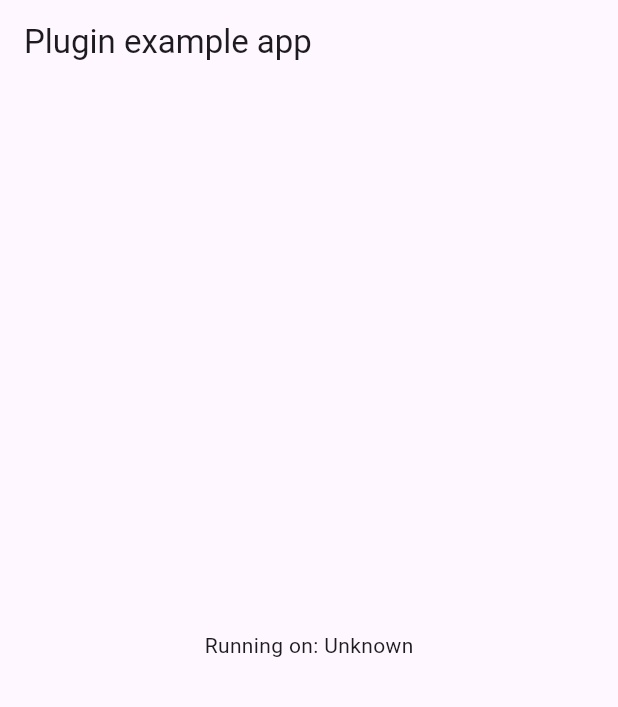
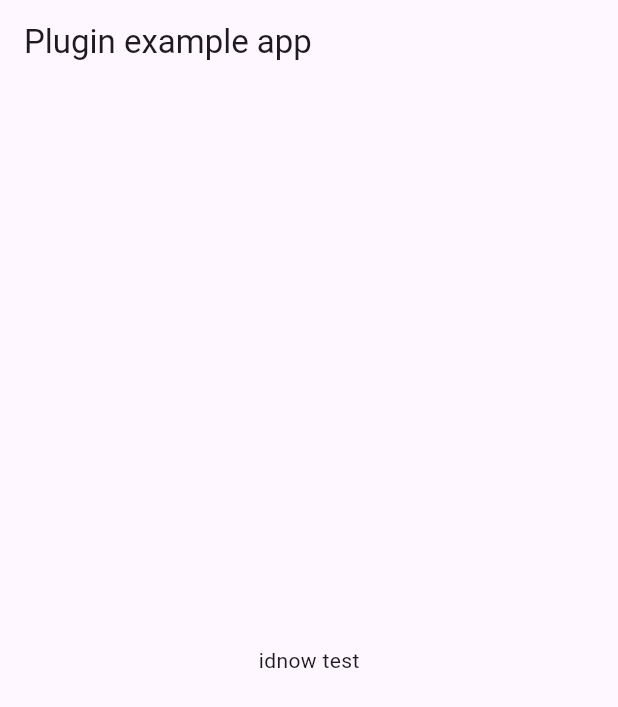
Before and after one commit to gogetsu4024/flutter_idnow, a Flutter app: the screen it shows after launch, on a phone screen of 412 x 824 dp. Shown: the top 707 px of the screen. Run offline on Flutter 3.47's test engine with Material 3 defaults, Android fonts, the light colour scheme and no system bars; our stand-ins replace plugin_platform_interface.

Commit message:
dart analysis cleanup

```diff
--- a/example/lib/main.dart
+++ b/example/lib/main.dart
@@ -1,3 +1,4 @@
+import 'package:flutter/foundation.dart';
 import 'package:flutter/material.dart';
 import 'dart:async';
 
@@ -16,8 +17,6 @@ class MyApp extends StatefulWidget {
 }
 
 class _MyAppState extends State<MyApp> {
-  final _platformVersion = 'Unknown';
-  final _flutterIdnowPlugin = FlutterIdnow();
 
   @override
   void initState() {
@@ -27,14 +26,14 @@ class _MyAppState extends State<MyApp> {
 
   // Platform messages are asynchronous, so we initialize in an async method.
   Future<void> initPlatformState() async {
-    String platformVersion;
     // Platform messages may fail, so we use a try/catch PlatformException.
     // We also handle the message potentially returning null.
     try {
-      print("yo");
           await FlutterIdnow.startIdentification(providerId: "TS2-AFHCH", providerCompanyId: "expvodenovi")?? 'Unknown platform version';
     } on PlatformException {
-      platformVersion = 'Failed to get platform version.';
+      if (kDebugMode) {
+        print("issue with idnow plugin");
+      }
     }
 
     // If the widget was removed from the tree while the asynchronous platform
@@ -51,8 +50,8 @@ class _MyAppState extends State<MyApp> {
         appBar: AppBar(
           title: const Text('Plugin example app'),
         ),
-        body: Center(
-          child: Text('Running on: $_platformVersion\n'),
+        body: const Center(
+          child: Text("idnow test"),
         ),
       ),
     );
```
Also changed, not shown: 2 other files.
